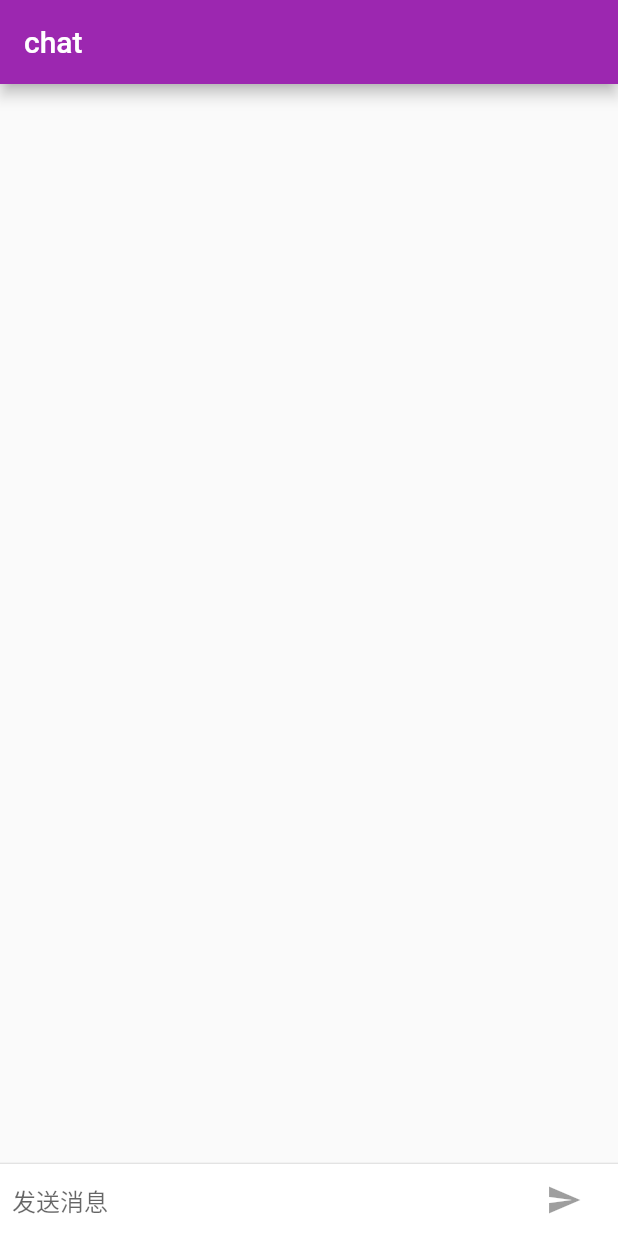
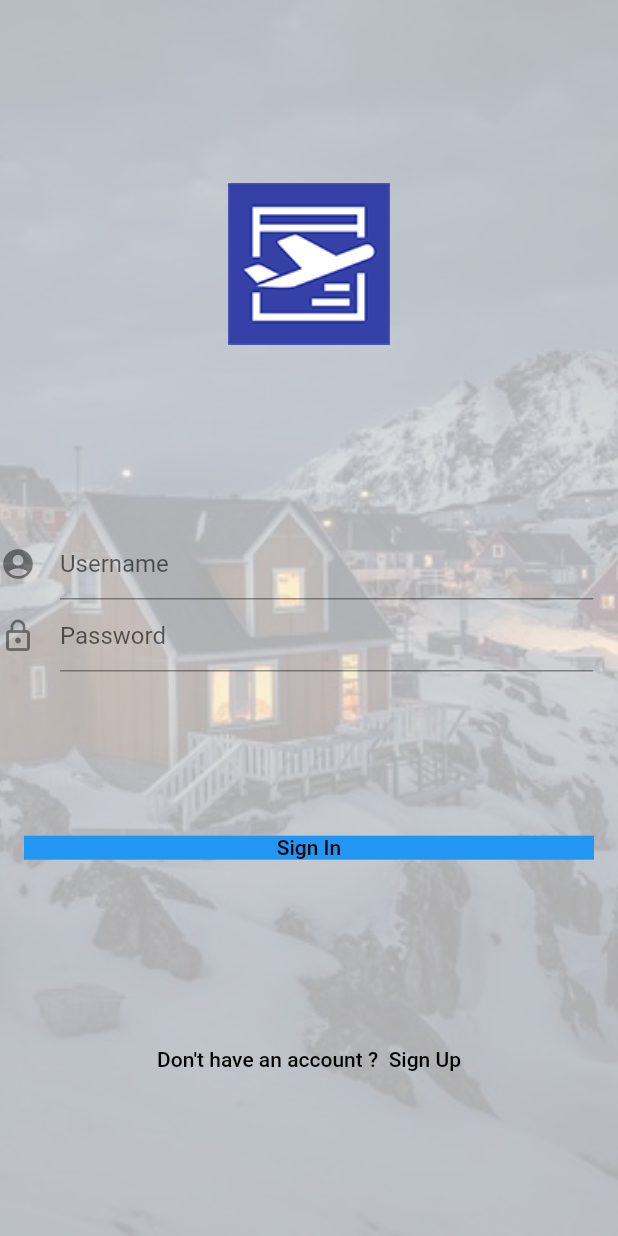
Before and after one commit to balloontmz/chat-client, a Flutter app: the screen it shows after launch, on a phone screen of 412 x 824 dp. Run offline on Flutter 3.47's test engine with Material 2 defaults, Android fonts, the phone set to English and light mode, and no system bars.

Commit message:
登录注册页面暂存

```diff
--- a/lib/main.dart
+++ b/lib/main.dart
@@ -1,6 +1,7 @@
 import 'package:flutter/foundation.dart';
 import 'package:flutter/material.dart';
 
+import 'package:chat/screens/ios/sign_in.dart';
 import 'package:chat/screens/ios/chat_screen.dart';
 import 'package:web_socket_channel/io.dart';
 
@@ -13,12 +14,13 @@ class TalkcasuallyApp extends StatelessWidget {
   Widget build(BuildContext context) {
     return new MaterialApp(
       title: 'chat',
-      theme: debugDefaultTargetPlatformOverride == TargetPlatform.iOS
-          ? kIOSTheme
-          : kDefaultTheme,
-      home: new ChatScreen(
-        channel: new IOWebSocketChannel.connect('ws://localhost:1323/ws'),
-      ),
+      // theme: debugDefaultTargetPlatformOverride == TargetPlatform.iOS
+      //     ? kIOSTheme
+      //     : kDefaultTheme,
+      home: new SignIn(),
+      // home: new ChatScreen(
+      //   channel: new IOWebSocketChannel.connect('ws://192.168.0.165:1323/ws'),
+      // ),
     );
   }
 }
--- a/lib/screens/ios/chat_screen.dart
+++ b/lib/screens/ios/chat_screen.dart
@@ -1,3 +1,4 @@
+import 'package:chat/utils/log_util.dart';
 import 'package:chat/widgets/chat_message.dart';
 import 'package:flutter/cupertino.dart';
 import 'package:flutter/material.dart';
@@ -19,10 +20,28 @@ class ChatScreenState extends State<ChatScreen> with TickerProviderStateMixin {
 
   final TextEditingController _textController = new TextEditingController();
 
+  String msgK;
+
   bool _isComposing = false;
 
   @override
   Widget build(BuildContext context) {
+    // widget.channel.stream.listen((snapshot) {
+    //   if (snapshot) {
+    //     setState(() {
+    //       _messages.insert(
+    //         0,
+    //         new ChatMessage(
+    //           text: snapshot,
+    //           animationController: new AnimationController(
+    //             duration: new Duration(microseconds: 700),
+    //             vsync: this,
+    //           ),
+    //         ),
+    //       );
+    //     });
+    //   }
+    // });
     return new Scaffold(
       appBar: new AppBar(
         title: new Text('chat'),
@@ -31,20 +50,33 @@ class ChatScreenState extends State<ChatScreen> with TickerProviderStateMixin {
       body: new Container(
         child: new Column(
           children: <Widget>[
-            new Flexible(
-              child: new ListView.builder(
-                padding: new EdgeInsets.all(8.0),
-                reverse: true,
-                itemBuilder: (_, int index) => _messages[index],
-                itemCount: _messages.length,
-              ),
-            ),
             new StreamBuilder(
               stream: widget.channel.stream,
               builder: (context, snapshot) {
-                return new Padding(
-                  padding: const EdgeInsets.symmetric(vertical: 24.0),
-                  child: new Text(snapshot.hasData ? '${snapshot.data}' : ''),
+                // return new Padding(
+                //   padding: const EdgeInsets.symmetric(vertical: 24.0),
+                //   child: new Text(snapshot.hasData ? '${snapshot.data}' : ''),
+                // );
+                if (snapshot.hasData && msgK != snapshot.data) {
+                  Log.i("进入此处代表有消息");
+                  msgK = snapshot.data;
+                  ChatMessage message = new ChatMessage(
+                    text: snapshot.data,
+                    animationController: new AnimationController(
+                      duration: new Duration(microseconds: 700),
+                      vsync: this,
+                    ),
+                  );
+                  _messages.insert(0, message);
+                  message.animationController.forward();
+                }
+                return new Flexible(
+                  child: new ListView.builder(
+                    padding: new EdgeInsets.all(8.0),
+                    reverse: true,
+                    itemBuilder: (_, int index) => _messages[index],
+                    itemCount: _messages.length,
+                  ),
                 );
               },
             ),
@@ -68,20 +100,20 @@ class ChatScreenState extends State<ChatScreen> with TickerProviderStateMixin {
     setState(() {
       _isComposing = false;
     });
-    ChatMessage message = new ChatMessage(
-      text: text,
-      animationController: new AnimationController(
-        duration: new Duration(microseconds: 700),
-        vsync: this,
-      ),
-    );
-    setState(() {
-      _messages.insert(0, message);
-    });
+    // ChatMessage message = new ChatMessage(
+    //   text: text,
+    //   animationController: new AnimationController(
+    //     duration: new Duration(microseconds: 700),
+    //     vsync: this,
+    //   ),
+    // );
+    // setState(() {
+    //   _messages.insert(0, message);
+    // });
 
     widget.channel.sink.add(text);
 
-    message.animationController.forward();
+    // message.animationController.forward();
   }
 
   //自定义一个发送消息的组件,属性为容器
--- /dev/null
+++ b/lib/screens/ios/sign_in.dart
@@ -0,0 +1,110 @@
+import 'package:chat/screens/ios/sign_up.dart';
+import 'package:flutter/material.dart';
+
+class SignIn extends StatefulWidget {
+  @override
+  State createState() => new SignInState();
+}
+
+class SignInState extends State<SignIn> {
+  final TextEditingController _usernameController = new TextEditingController();
+  final TextEditingController _passwordController = new TextEditingController();
+
+  @override
+  Widget build(BuildContext context) {
+    return new Scaffold(
+      body: new Stack(
+        children: <Widget>[
+          //控制子控件的透明度
+          new Opacity(
+            opacity: 0.3,
+            child: new Container(
+              decoration: new BoxDecoration(
+                image: new DecorationImage(
+                  image: new ExactAssetImage('images/sign_in.jpg'),
+                  fit: BoxFit.cover,
+                ),
+              ),
+            ),
+          ),
+          new Column(
+            mainAxisAlignment: MainAxisAlignment.spaceEvenly,
+            crossAxisAlignment: CrossAxisAlignment.start,
+            children: <Widget>[
+              new Center(
+                child: new Image.asset(
+                  'images/108.png',
+                  width: MediaQuery.of(context).size.width * 0.4,
+                ),
+              ),
+              //账号密码框
+              new Container(
+                width: MediaQuery.of(context).size.width * 0.96,
+                child: new Column(
+                    mainAxisAlignment: MainAxisAlignment.center,
+                    children: <Widget>[
+                      new TextField(
+                        controller: _usernameController,
+                        decoration: new InputDecoration(
+                          hintText: 'Username',
+                          icon: new Icon(
+                            Icons.account_circle,
+                          ),
+                        ),
+                      ),
+                      new TextField(
+                        controller: _passwordController,
+                        obscureText: true,
+                        keyboardType: TextInputType.number,
+                        decoration: new InputDecoration(
+                          hintText: 'Password',
+                          icon: new Icon(
+                            Icons.lock_outline,
+                          ),
+                        ),
+                      ),
+                    ]),
+              ),
+              new FlatButton(
+                child: new Container(
+                  decoration: new BoxDecoration(
+                    color: Theme.of(context).accentColor,
+                  ),
+                  child: new Center(
+                      child: new Text("Sign In",
+                          style: new TextStyle(
+                            color: const Color(0xff000000),
+                          ))),
+                ),
+                onPressed: () {
+                  print('Sign In');
+                },
+              ),
+              //登录按钮下方文字
+              new Center(
+                  child: new FlatButton(
+                child: new Text(
+                  "Don't have an account ?  Sign Up",
+                  style: new TextStyle(
+                    color: const Color(0xff000000),
+                  ),
+                ),
+                onPressed: _openSignUp,
+              ))
+            ],
+          ),
+        ],
+      ),
+    );
+  }
+
+  void _openSignUp() {
+    setState(() {
+      Navigator.of(context).push(new MaterialPageRoute<Null>(
+        builder: (BuildContext context) {
+          return new SignUp();
+        },
+      ));
+    });
+  }
+}
--- a/pubspec.yaml
+++ b/pubspec.yaml
@@ -46,6 +46,10 @@ flutter:
   # assets:
   #  - images/a_dot_burr.jpeg
   #  - images/a_dot_ham.jpeg
+  assets:
+     - images/108.png
+     - images/sign_in.jpg
+     - images/sign_up.jpg
 
   # An image asset can refer to one or more resolution-specific "variants", see
   # https://flutter.dev/assets-and-images/#resolution-aware.
```
Also changed, not shown: lib/screens/ios/sign_up.dart (added, +176 -0 lines), lib/utils/log_util.dart (added, +47 -0 lines), lib/widgets/prompt_page.dart (added, +21 -0 lines), images/108.png (added), images/sign_in.jpg (added), images/sign_up.jpg (added).
